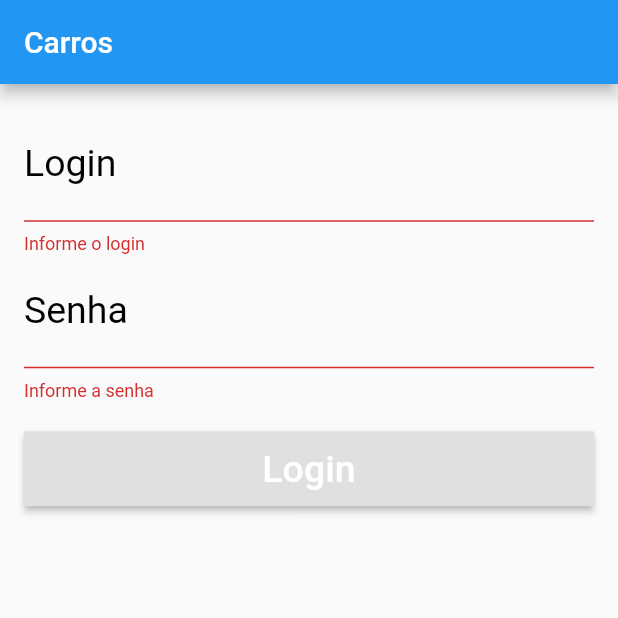
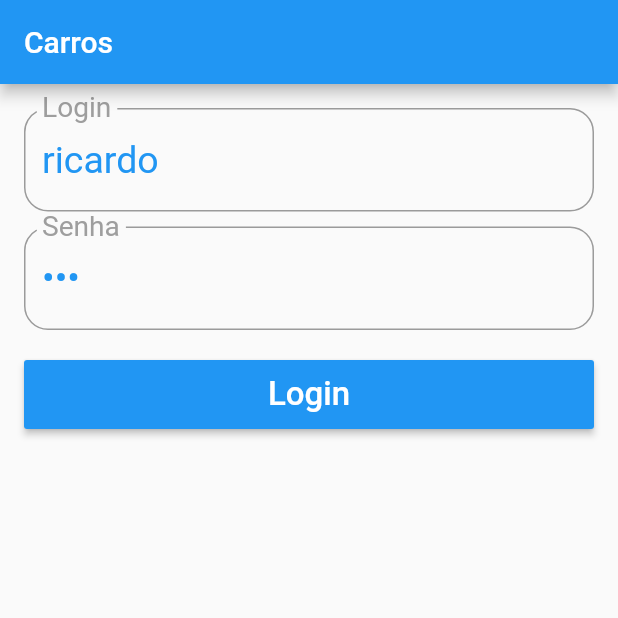
Before and after one commit to egilsoncabral/carros, a Flutter app: the screen it shows after launch, after a tap on "Login", on a phone screen of 412 x 824 dp, the top half of it. Run offline on Flutter 3.47's test engine with Material 2 defaults, Android fonts, the phone set to English and light mode, and no system bars; network calls fail.

Commit message:
Created call with webservice

```diff
--- /dev/null
+++ b/lib/pages/home_page.dart
@@ -0,0 +1,22 @@
+import 'package:flutter/material.dart';
+
+class HomePage extends StatelessWidget {
+  @override
+  Widget build(BuildContext context) {
+    return Scaffold(
+      appBar: AppBar(
+        title: Text("Carros"),
+      ),
+      body: _body(),
+    );
+  }
+
+  _body() {
+    return Center(
+      child: Text(
+        "Egilson",
+        style: TextStyle(fontSize: 22),
+      ),
+    );
+  }
+}
--- /dev/null
+++ b/lib/pages/login_api.dart
@@ -0,0 +1,17 @@
+import 'package:http/http.dart' as http;
+
+class LoginApi {
+  static Future<bool> login(String login, String senha) async {
+    var url = 'http://livrowebservices.com.br/rest/login';
+    Map params = {
+      'login': login,
+      'senha': senha
+     };
+    var response =
+        await http.post(url, body: params);
+    print('Response status: ${response.statusCode}');
+    print('Response body: ${response.body}');
+
+    return true;
+  }
+}
--- a/lib/pages/login_page.dart
+++ b/lib/pages/login_page.dart
@@ -1,12 +1,28 @@
+import 'package:carros/pages/home_page.dart';
+import 'package:carros/pages/login_api.dart';
+import 'package:carros/utils/nav.dart';
+import 'package:carros/widgets/app_button.dart';
+import 'package:carros/widgets/app_text.dart';
 import 'package:flutter/material.dart';
-import 'package:flutter/services.dart';
 
-class LoginPage extends StatelessWidget {
+class LoginPage extends StatefulWidget {
+  @override
+  _LoginPageState createState() => _LoginPageState();
+}
 
-  final _tLogin = TextEditingController();
-  final _tSenha = TextEditingController();
+class _LoginPageState extends State<LoginPage> {
+  final _formKey = GlobalKey<FormState>();
 
-  final GlobalKey<FormState> _formKey = new GlobalKey<FormState>();
+  final _tLogin = TextEditingController(text: "ricardo");
+
+  final _tSenha = TextEditingController(text: "123");
+
+  final _focusSenha = FocusNode();
+
+  @override
+  void initState() {
+    super.initState();
+  }
 
   @override
   Widget build(BuildContext context) {
@@ -14,71 +30,50 @@ class LoginPage extends StatelessWidget {
       appBar: AppBar(
         title: Text("Carros"),
       ),
-      body: Padding(padding: EdgeInsets.all(16),
-      child: _body(),),
+      body: _body(),
     );
-  }
-
-  String _validateLogin(String text){
-    if(text.isEmpty){
-      return "Informe o login";
-    }
-    return null;
-  }
-
-  String _validateSenha(String text){
-    if(text.isEmpty){
-      return "Informe a senha";
-    }
-    if(text.length <= 2){
-      return "Senha precisa ter mais de 2 números";
-    }
-    return null;
   }
 
   _body() {
     return Form(
       key: _formKey,
+      child: Container(
+        padding: EdgeInsets.all(16),
         child: ListView(
           children: <Widget>[
-          TextFormField(
+            AppText(
+              "Login",
+              "Digite o login",
               controller: _tLogin,
               validator: _validateLogin,
-            keyboardType: TextInputType.text,
-            style: TextStyle(color: Colors.blue, fontSize: 25),
-            decoration: InputDecoration(
-              labelText: "Login",
-              labelStyle: TextStyle(color: Colors.black, fontSize: 25),
-              hintText: "Digite seu login",
-              hintStyle: TextStyle(color: Colors.black, fontSize: 18)
+              keyboardType: TextInputType.emailAddress,
+              textInputAction: TextInputAction.next,
+              nextFocus: _focusSenha,
             ),
+            SizedBox(height: 10),
+            AppText(
+              "Senha",
+              "Digite a senha",
+              controller: _tSenha,
+              password: true,
+              validator: _validateSenha,
+              keyboardType: TextInputType.number,
+              focusNode: _focusSenha,
             ),
-          TextFormField(
-            controller: _tSenha,
-            validator: _validateSenha,
-            obscureText: true,
-            keyboardType: TextInputType.number,
-            style: TextStyle(color: Colors.blue, fontSize: 25),
-            decoration: InputDecoration(
-              labelText: "Senha",
-              labelStyle: TextStyle(color: Colors.black, fontSize: 25),
-              hintText: "Digite a sua senha",
-              hintStyle: TextStyle(color: Colors.black, fontSize: 18)
+            SizedBox(
+              height: 20,
             ),
+            AppButton(
+              "Login",
+              onPressed: _onClickLogin,
             ),
-          Container(
-            height: 50,
-            margin: EdgeInsets.only(top: 20),
-            child: RaisedButton(
-              child: Text("Login", style: TextStyle(color: Colors.white, fontSize: 25),),
-              onPressed: _onLoginClick
-          ),)
           ],
+        ),
       ),
     );
   }
 
-  void _onLoginClick(){
+  void _onClickLogin() async{
     final login = _tLogin.text;
     final senha = _tSenha.text;
 
@@ -86,5 +81,33 @@ class LoginPage extends StatelessWidget {
       return;
     }
     print("Login");
+    bool ok = await LoginApi.login(login, senha);
+    if (ok) {
+      push(context, HomePage());
+    }else{
+      print("Login incorreto.");
     }
   }
+
+  String _validateLogin(String text) {
+    if (text.isEmpty) {
+      return "Digite o login";
+    }
+    return null;
+  }
+
+  String _validateSenha(String text) {
+    if (text.isEmpty) {
+      return "Digite a senha";
+    }
+    if (text.length < 3) {
+      return "A senha precisa ter pelo menos 3 números";
+    }
+    return null;
+  }
+
+  @override
+  void dispose() {
+    super.dispose();
+  }
+}
--- /dev/null
+++ b/lib/utils/nav.dart
@@ -0,0 +1,7 @@
+import 'package:flutter/material.dart';
+
+Future push(BuildContext context, Widget page){
+  return Navigator.push(context, MaterialPageRoute(builder: (BuildContext context) {
+    return page;
+  }));
+}
--- /dev/null
+++ b/lib/widgets/app_button.dart
@@ -0,0 +1,27 @@
+
+import 'package:flutter/material.dart';
+
+class AppButton extends StatelessWidget {
+  String text;
+  Function onPressed;
+
+  AppButton(this.text, {this.onPressed});
+
+  @override
+  Widget build(BuildContext context) {
+    return Container(
+      height: 46,
+      child: RaisedButton(
+        color: Colors.blue,
+        child: Text(
+          text,
+          style: TextStyle(
+            color: Colors.white,
+            fontSize: 22,
+          ),
+        ),
+        onPressed: onPressed,
+      ),
+    );
+  }
+}
--- /dev/null
+++ b/lib/widgets/app_text.dart
@@ -0,0 +1,60 @@
+import 'package:flutter/material.dart';
+
+class AppText extends StatelessWidget {
+  String label;
+  String hint;
+  bool password;
+  TextEditingController controller;
+  FormFieldValidator<String> validator;
+  TextInputType keyboardType;
+  TextInputAction textInputAction;
+  FocusNode focusNode;
+  FocusNode nextFocus;
+
+  AppText(
+    this.label,
+    this.hint, {
+    this.password = false,
+    this.controller,
+    this.validator,
+    this.keyboardType,
+    this.textInputAction,
+    this.focusNode,
+    this.nextFocus,
+  });
+
+  @override
+  Widget build(BuildContext context) {
+    return TextFormField(
+      controller: controller,
+      obscureText: password,
+      validator: validator,
+      keyboardType: keyboardType,
+      textInputAction: textInputAction,
+      focusNode: focusNode,
+      onFieldSubmitted: (String text) {
+        if (nextFocus != null) {
+          FocusScope.of(context).requestFocus(nextFocus);
+        }
+      },
+      style: TextStyle(
+        fontSize: 25,
+        color: Colors.blue,
+      ),
+      decoration: InputDecoration(
+        border: OutlineInputBorder(
+          borderRadius: BorderRadius.circular(16)
+        ),
+        labelText: label,
+        labelStyle: TextStyle(
+          fontSize: 25,
+          color: Colors.grey,
+        ),
+        hintText: hint,
+        hintStyle: TextStyle(
+          fontSize: 16,
+        ),
+      ),
+    );
+  }
+}
--- a/pubspec.yaml
+++ b/pubspec.yaml
@@ -19,6 +19,8 @@ environment:
 dependencies:
   flutter:
     sdk: flutter
+
+  http: ^0.12.0+2
 
   # The following adds the Cupertino Icons font to your application.
   # Use with the CupertinoIcons class for iOS style icons.
```
Also changed, not shown: pubspec.lock. Lines whose indentation alone changed are shown as unchanged.
